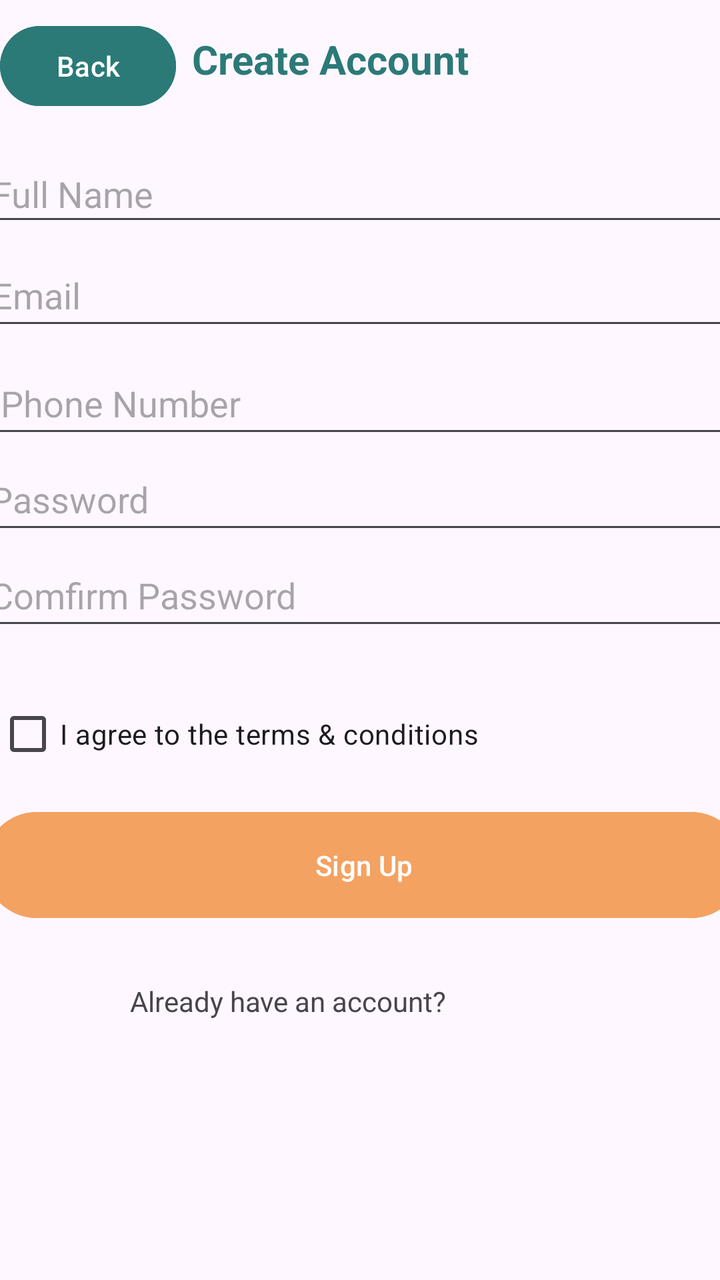
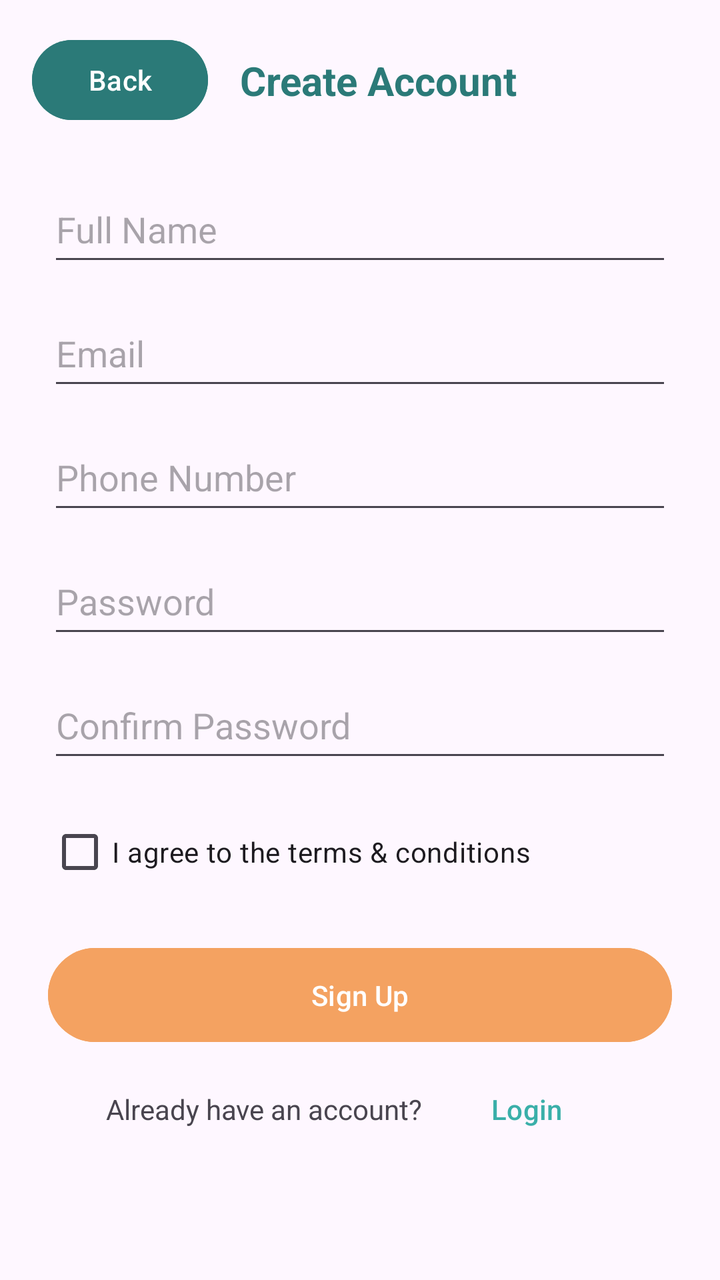

An Android layout rendered at two revisions. The XML below is the earlier revision; the diff shows what the commit changed to produce the second picture.
<!-- AndroidManifest.xml: application theme Theme.PassitvePetAcademy -->
<!-- res/layout/activity_screen5.xml -->
<?xml version="1.0" encoding="utf-8"?>
<androidx.constraintlayout.widget.ConstraintLayout xmlns:android="http://schemas.android.com/apk/res/android"
    xmlns:app="http://schemas.android.com/apk/res-auto"
    xmlns:tools="http://schemas.android.com/tools"
    android:id="@+id/main"
    android:layout_width="match_parent"
    android:layout_height="match_parent"
    tools:context=".screen5">

    <TextView
        android:id="@+id/textView13"
        android:layout_width="wrap_content"
        android:layout_height="wrap_content"
        android:layout_marginStart="8dp"
        android:layout_marginTop="16dp"
        android:text="Create Account"
        android:textColor="#2B7A78"
        android:textSize="20sp"
        android:textStyle="bold"
        app:layout_constraintStart_toEndOf="@+id/btnBack"
        app:layout_constraintTop_toTopOf="parent" />

    <Button
        android:id="@+id/btnBack"
        android:layout_width="wrap_content"
        android:layout_height="wrap_content"
        android:layout_marginTop="9dp"
        android:layout_marginEnd="8dp"
        android:backgroundTint="#2B7A78"
        android:text="Back"
        app:layout_constraintEnd_toStartOf="@+id/textView13"
        app:layout_constraintTop_toTopOf="parent" />

    <EditText
        android:id="@+id/edtName"
        android:layout_width="377dp"
        android:layout_height="45dp"
        android:layout_marginStart="17dp"
        android:layout_marginTop="16dp"
        android:layout_marginEnd="17dp"
        android:ems="10"
        android:hint="Full Name"
        android:inputType="text"
        app:layout_constraintEnd_toEndOf="parent"
        app:layout_constraintStart_toStartOf="parent"
        app:layout_constraintTop_toBottomOf="@+id/btnBack" />

    <EditText
        android:id="@+id/edtEmailAddress"
        android:layout_width="377dp"
        android:layout_height="48dp"
        android:layout_marginStart="17dp"
        android:layout_marginTop="4dp"
        android:layout_marginEnd="17dp"
        android:ems="10"
        android:hint="Email"
        android:inputType="text"
        app:layout_constraintEnd_toEndOf="parent"
        app:layout_constraintStart_toStartOf="parent"
        app:layout_constraintTop_toBottomOf="@+id/edtName" />

    <EditText
        android:id="@+id/edtPhoneNumber"
        android:layout_width="377dp"
        android:layout_height="48dp"
        android:layout_marginStart="17dp"
        android:layout_marginTop="6dp"
        android:layout_marginEnd="17dp"
        android:ems="10"
        android:hint=" Phone Number"
        android:inputType="text"
        app:layout_constraintEnd_toEndOf="parent"
        app:layout_constraintStart_toStartOf="parent"
        app:layout_constraintTop_toBottomOf="@+id/edtEmailAddress" />

    <EditText
        android:id="@+id/edtPasswordCreate"
        android:layout_width="377dp"
        android:layout_height="48dp"
        android:layout_marginStart="16dp"
        android:layout_marginEnd="18dp"
        android:ems="10"
        android:hint="Password"
        android:inputType="text"
        app:layout_constraintEnd_toEndOf="parent"
        app:layout_constraintStart_toStartOf="parent"
        app:layout_constraintTop_toBottomOf="@+id/edtPhoneNumber" />

    <EditText
        android:id="@+id/edtComfirmPassword"
        android:layout_width="377dp"
        android:layout_height="48dp"
        android:layout_marginStart="16dp"
        android:layout_marginEnd="18dp"
        android:ems="10"
        android:hint="Comfirm Password"
        android:inputType="text"
        app:layout_constraintEnd_toEndOf="parent"
        app:layout_constraintStart_toStartOf="parent"
        app:layout_constraintTop_toBottomOf="@+id/edtPasswordCreate" />

    <CheckBox
        android:id="@+id/checkBoxAgree"
        android:layout_width="256dp"
        android:layout_height="44dp"
        android:layout_marginStart="23dp"
        android:layout_marginTop="25dp"
        android:layout_marginEnd="132dp"
        android:text="I agree to the terms &amp; conditions"
        app:layout_constraintEnd_toEndOf="parent"
        app:layout_constraintStart_toStartOf="parent"
        app:layout_constraintTop_toBottomOf="@+id/edtComfirmPassword" />

    <Button
        android:id="@+id/btnSignup"
        android:layout_width="380dp"
        android:layout_height="61dp"
        android:layout_marginStart="17dp"
        android:layout_marginTop="13dp"
        android:layout_marginEnd="14dp"
        android:backgroundTint="#F4A261"
        android:text="Sign Up"
        app:layout_constraintEnd_toEndOf="parent"
        app:layout_constraintStart_toStartOf="parent"
        app:layout_constraintTop_toBottomOf="@+id/checkBoxAgree" />

    <Button
        android:id="@+id/btnBackToLogin"
        android:layout_width="wrap_content"
        android:layout_height="wrap_content"
        android:layout_marginStart="79dp"
        android:layout_marginTop="13dp"
        android:layout_marginEnd="85dp"
        android:backgroundTint="#3AAFA9"
        android:text="Login"
        app:layout_constraintEnd_toEndOf="parent"
        app:layout_constraintStart_toEndOf="@+id/textView14"
        app:layout_constraintTop_toBottomOf="@+id/btnSignup" />

    <TextView
        android:id="@+id/textView14"
        android:layout_width="wrap_content"
        android:layout_height="wrap_content"
        android:layout_marginStart="65dp"
        android:layout_marginTop="28dp"
        android:text="Already have an account?"
        app:layout_constraintStart_toStartOf="parent"
        app:layout_constraintTop_toBottomOf="@+id/btnSignup" />
</androidx.constraintlayout.widget.ConstraintLayout>
<!-- resources referenced by this layout -->
<resources>
  <style name="Theme.PassitvePetAcademy" parent="Base.Theme.PassitvePetAcademy" />
  <style name="Base.Theme.PassitvePetAcademy" parent="Theme.Material3.DayNight.NoActionBar">
          
          
      </style>
</resources>

<!-- the commit's change to res/layout/activity_screen5.xml (unified diff, before → after) -->
@@ -7,105 +7,107 @@
     android:layout_height="match_parent"
     tools:context=".screen5">
 
+    <Button
+        android:id="@+id/btnBack"
+        android:layout_width="wrap_content"
+        android:layout_height="wrap_content"
+        android:layout_marginStart="16dp"
+        android:layout_marginTop="16dp"
+        android:backgroundTint="#2B7A78"
+        android:text="Back"
+        app:layout_constraintStart_toStartOf="parent"
+        app:layout_constraintTop_toTopOf="parent" />
+
     <TextView
         android:id="@+id/textView13"
         android:layout_width="wrap_content"
         android:layout_height="wrap_content"
-        android:layout_marginStart="8dp"
-        android:layout_marginTop="16dp"
+        android:layout_marginStart="16dp"
         android:text="Create Account"
         android:textColor="#2B7A78"
         android:textSize="20sp"
         android:textStyle="bold"
+        app:layout_constraintBottom_toBottomOf="@+id/btnBack"
         app:layout_constraintStart_toEndOf="@+id/btnBack"
-        app:layout_constraintTop_toTopOf="parent" />
-
-    <Button
-        android:id="@+id/btnBack"
-        android:layout_width="wrap_content"
-        android:layout_height="wrap_content"
-        android:layout_marginTop="9dp"
-        android:layout_marginEnd="8dp"
-        android:backgroundTint="#2B7A78"
-        android:text="Back"
-        app:layout_constraintEnd_toStartOf="@+id/textView13"
-        app:layout_constraintTop_toTopOf="parent" />
+        app:layout_constraintTop_toTopOf="@+id/btnBack" />
 
     <EditText
         android:id="@+id/edtName"
-        android:layout_width="377dp"
-        android:layout_height="45dp"
-        android:layout_marginStart="17dp"
-        android:layout_marginTop="16dp"
-        android:layout_marginEnd="17dp"
+        android:layout_width="0dp"
+        android:layout_height="50dp"
+        android:layout_marginStart="24dp"
+        android:layout_marginTop="24dp"
+        android:layout_marginEnd="24dp"
         android:ems="10"
         android:hint="Full Name"
-        android:inputType="text"
+        android:inputType="textPersonName"
         app:layout_constraintEnd_toEndOf="parent"
         app:layout_constraintStart_toStartOf="parent"
         app:layout_constraintTop_toBottomOf="@+id/btnBack" />
 
     <EditText
         android:id="@+id/edtEmailAddress"
-        android:layout_width="377dp"
-        android:layout_height="48dp"
-        android:layout_marginStart="17dp"
-        android:layout_marginTop="4dp"
-        android:layout_marginEnd="17dp"
+        android:layout_width="0dp"
+        android:layout_height="50dp"
+        android:layout_marginStart="24dp"
+        android:layout_marginTop="12dp"
+        android:layout_marginEnd="24dp"
         android:ems="10"
         android:hint="Email"
-        android:inputType="text"
+        android:inputType="textEmailAddress"
         app:layout_constraintEnd_toEndOf="parent"
         app:layout_constraintStart_toStartOf="parent"
         app:layout_constraintTop_toBottomOf="@+id/edtName" />
 
     <EditText
         android:id="@+id/edtPhoneNumber"
-        android:layout_width="377dp"
-        android:layout_height="48dp"
-        android:layout_marginStart="17dp"
-        android:layout_marginTop="6dp"
-        android:layout_marginEnd="17dp"
+        android:layout_width="0dp"
+        android:layout_height="50dp"
+        android:layout_marginStart="24dp"
+        android:layout_marginTop="12dp"
+        android:layout_marginEnd="24dp"
         android:ems="10"
-        android:hint=" Phone Number"
-        android:inputType="text"
+        android:hint="Phone Number"
+        android:inputType="phone"
         app:layout_constraintEnd_toEndOf="parent"
         app:layout_constraintStart_toStartOf="parent"
         app:layout_constraintTop_toBottomOf="@+id/edtEmailAddress" />
 
     <EditText
         android:id="@+id/edtPasswordCreate"
-        android:layout_width="377dp"
-        android:layout_height="48dp"
-        android:layout_marginStart="16dp"
-        android:layout_marginEnd="18dp"
+        android:layout_width="0dp"
+        android:layout_height="50dp"
+        android:layout_marginStart="24dp"
+        android:layout_marginTop="12dp"
+        android:layout_marginEnd="24dp"
         android:ems="10"
         android:hint="Password"
-        android:inputType="text"
+        android:inputType="textPassword"
         app:layout_constraintEnd_toEndOf="parent"
         app:layout_constraintStart_toStartOf="parent"
         app:layout_constraintTop_toBottomOf="@+id/edtPhoneNumber" />
 
     <EditText
         android:id="@+id/edtComfirmPassword"
-        android:layout_width="377dp"
-        android:layout_height="48dp"
-        android:layout_marginStart="16dp"
-        android:layout_marginEnd="18dp"
+        android:layout_width="0dp"
+        android:layout_height="50dp"
+        android:layout_marginStart="24dp"
+        android:layout_marginTop="12dp"
+        android:layout_marginEnd="24dp"
         android:ems="10"
-        android:hint="Comfirm Password"
-        android:inputType="text"
+        android:hint="Confirm Password"
+        android:inputType="textPassword"
         app:layout_constraintEnd_toEndOf="parent"
         app:layout_constraintStart_toStartOf="parent"
         app:layout_constraintTop_toBottomOf="@+id/edtPasswordCreate" />
 
     <CheckBox
         android:id="@+id/checkBoxAgree"
-        android:layout_width="256dp"
-        android:layout_height="44dp"
-        android:layout_marginStart="23dp"
-        android:layout_marginTop="25dp"
-        android:layout_marginEnd="132dp"
+        android:layout_width="0dp"
+        android:layout_height="wrap_content"
+        android:layout_marginStart="24dp"
+        android:layout_marginTop="16dp"
+        android:layout_marginEnd="24dp"
         android:text="I agree to the terms &amp; conditions"
         app:layout_constraintEnd_toEndOf="parent"
         app:layout_constraintStart_toStartOf="parent"
@@ -113,37 +115,39 @@
 
     <Button
         android:id="@+id/btnSignup"
-        android:layout_width="380dp"
-        android:layout_height="61dp"
-        android:layout_marginStart="17dp"
-        android:layout_marginTop="13dp"
-        android:layout_marginEnd="14dp"
+        android:layout_width="0dp"
+        android:layout_height="55dp"
+        android:layout_marginStart="24dp"
+        android:layout_marginTop="20dp"
+        android:layout_marginEnd="24dp"
         android:backgroundTint="#F4A261"
         android:text="Sign Up"
         app:layout_constraintEnd_toEndOf="parent"
         app:layout_constraintStart_toStartOf="parent"
         app:layout_constraintTop_toBottomOf="@+id/checkBoxAgree" />
 
-    <Button
-        android:id="@+id/btnBackToLogin"
-        android:layout_width="wrap_content"
-        android:layout_height="wrap_content"
-        android:layout_marginStart="79dp"
-        android:layout_marginTop="13dp"
-        android:layout_marginEnd="85dp"
-        android:backgroundTint="#3AAFA9"
-        android:text="Login"
-        app:layout_constraintEnd_toEndOf="parent"
-        app:layout_constraintStart_toEndOf="@+id/textView14"
-        app:layout_constraintTop_toBottomOf="@+id/btnSignup" />
-
     <TextView
         android:id="@+id/textView14"
         android:layout_width="wrap_content"
         android:layout_height="wrap_content"
-        android:layout_marginStart="65dp"
-        android:layout_marginTop="28dp"
+        android:layout_marginTop="20dp"
         android:text="Already have an account?"
+        app:layout_constraintEnd_toStartOf="@+id/btnBackToLogin"
+        app:layout_constraintHorizontal_chainStyle="packed"
         app:layout_constraintStart_toStartOf="parent"
         app:layout_constraintTop_toBottomOf="@+id/btnSignup" />
+
+    <Button
+        android:id="@+id/btnBackToLogin"
+        style="@style/Widget.Material3.Button.TextButton"
+        android:layout_width="wrap_content"
+        android:layout_height="wrap_content"
+        android:layout_marginStart="8dp"
+        android:text="Login"
+        android:textColor="#3AAFA9"
+        app:layout_constraintBottom_toBottomOf="@+id/textView14"
+        app:layout_constraintEnd_toEndOf="parent"
+        app:layout_constraintStart_toEndOf="@+id/textView14"
+        app:layout_constraintTop_toTopOf="@+id/textView14" />
+
 </androidx.constraintlayout.widget.ConstraintLayout>
